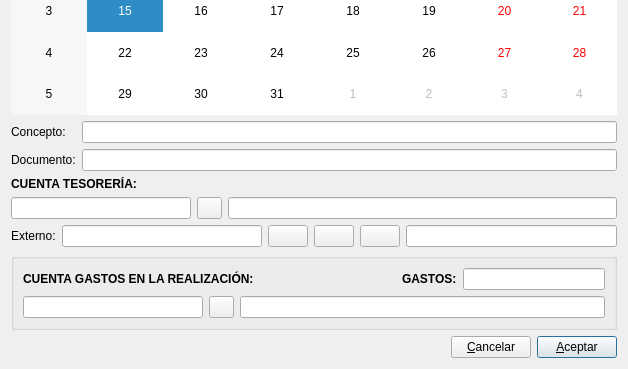
The window that pide_info_unif.ui (DIBOSAJM/keme) describes before a commit, drawn with Qt 5; both pictures show x 0 to 628 and y 232 to 601 of the 628 by 601 pixel window.
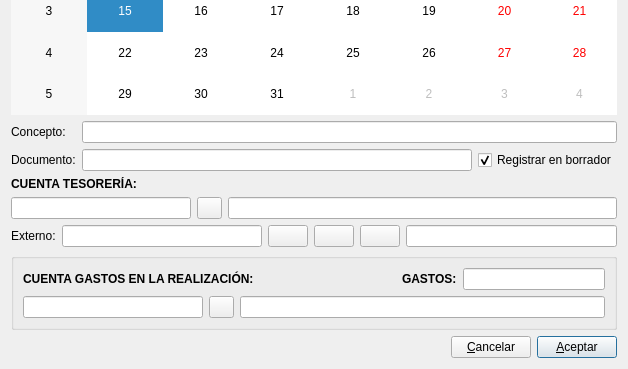
The same window after the commit. Icons and pictures are not drawn.

Commit message: ajustes diario borrador

```diff
--- a/pide_info_unif.ui
+++ b/pide_info_unif.ui
@@ -58,7 +58,21 @@
       </widget>
      </item>
      <item row="1" column="1">
-      <widget class="QLineEdit" name="documentolineEdit"/>
+      <layout class="QHBoxLayout" name="horizontalLayout_2">
+       <item>
+        <widget class="QLineEdit" name="documentolineEdit"/>
+       </item>
+       <item>
+        <widget class="QCheckBox" name="borrador_checkBox">
+         <property name="text">
+          <string>Registrar en borrador</string>
+         </property>
+         <property name="checked">
+          <bool>true</bool>
+         </property>
+        </widget>
+       </item>
+      </layout>
      </item>
     </layout>
    </item>
```
Left out of the diff: 11 changed lines with no effect on the pictures. The commit also changes 39 other files.
